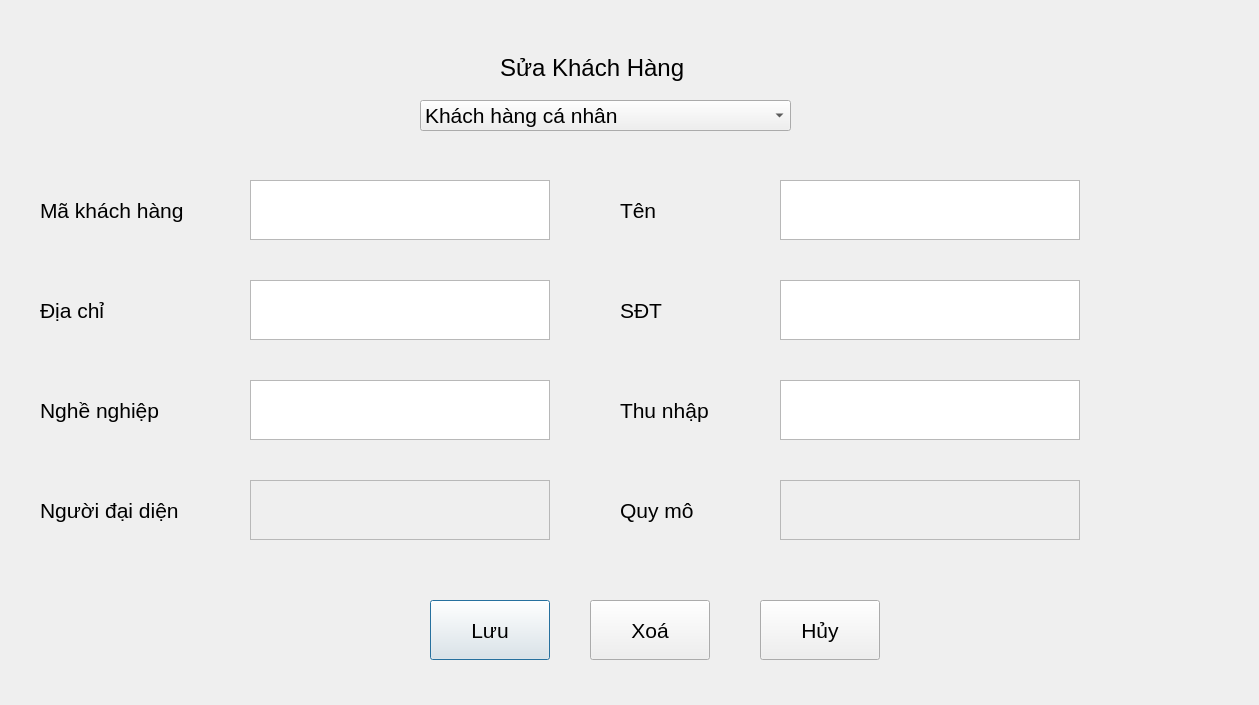
The window that UI/SuaKhachHang.ui (cuongphamduc/QuanLyChiNhanhNganHang) describes before a commit, drawn with Qt 5.
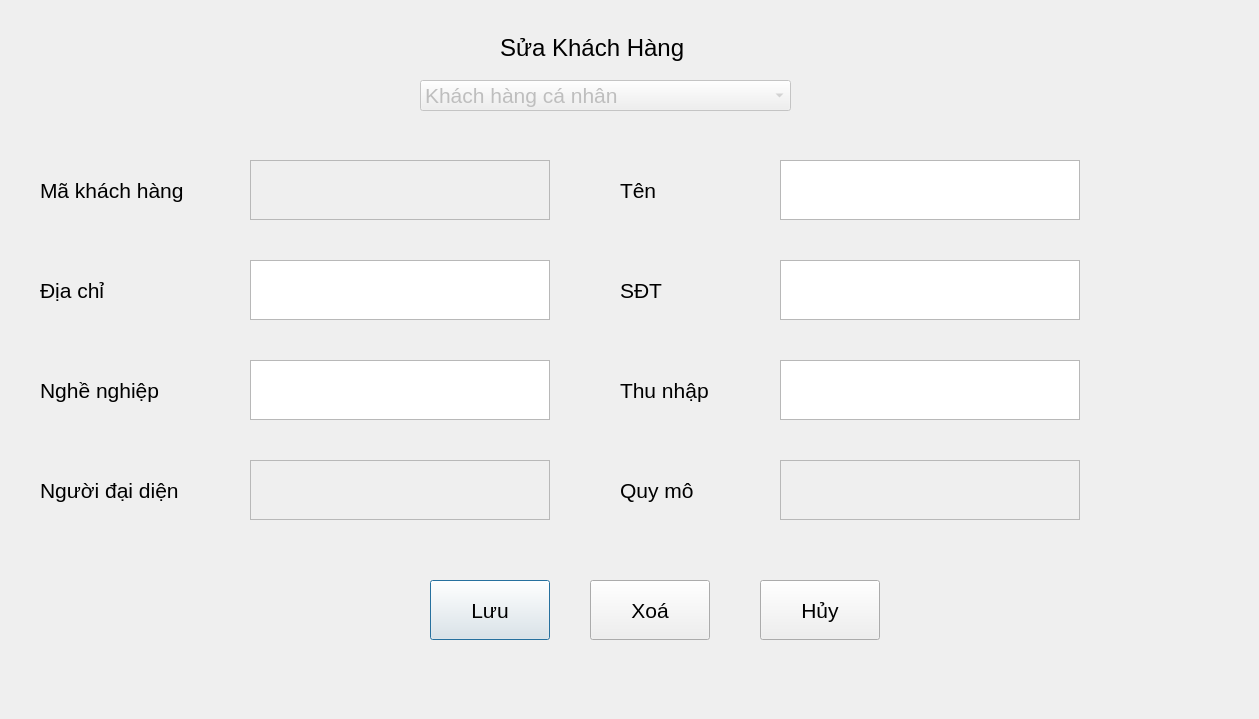
The same window after the commit.

Patch:
```diff
--- a/UI/SuaKhachHang.ui
+++ b/UI/SuaKhachHang.ui
@@ -7,7 +7,7 @@
     <x>0</x>
     <y>0</y>
     <width>1259</width>
-    <height>705</height>
+    <height>719</height>
    </rect>
   </property>
   <property name="font">
@@ -20,20 +20,26 @@
    <string>Dialog</string>
   </property>
   <widget class="QTextEdit" name="textEdit">
+   <property name="enabled">
+    <bool>false</bool>
+   </property>
    <property name="geometry">
     <rect>
      <x>250</x>
-     <y>180</y>
+     <y>160</y>
      <width>300</width>
      <height>60</height>
     </rect>
    </property>
   </widget>
   <widget class="QComboBox" name="comboBox">
+   <property name="enabled">
+    <bool>false</bool>
+   </property>
    <property name="geometry">
     <rect>
      <x>420</x>
-     <y>100</y>
+     <y>80</y>
      <width>371</width>
      <height>31</height>
     </rect>
@@ -53,7 +59,7 @@
    <property name="geometry">
     <rect>
      <x>40</x>
-     <y>290</y>
+     <y>270</y>
      <width>200</width>
      <height>40</height>
     </rect>
@@ -71,7 +77,7 @@
    <property name="geometry">
     <rect>
      <x>250</x>
-     <y>380</y>
+     <y>360</y>
      <width>300</width>
      <height>60</height>
     </rect>
@@ -81,7 +87,7 @@
    <property name="geometry">
     <rect>
      <x>620</x>
-     <y>390</y>
+     <y>370</y>
      <width>271</width>
      <height>40</height>
     </rect>
@@ -99,7 +105,7 @@
    <property name="geometry">
     <rect>
      <x>40</x>
-     <y>390</y>
+     <y>370</y>
      <width>251</width>
      <height>40</height>
     </rect>
@@ -117,7 +123,7 @@
    <property name="geometry">
     <rect>
      <x>250</x>
-     <y>280</y>
+     <y>260</y>
      <width>300</width>
      <height>60</height>
     </rect>
@@ -127,7 +133,7 @@
    <property name="geometry">
     <rect>
      <x>40</x>
-     <y>190</y>
+     <y>170</y>
      <width>200</width>
      <height>40</height>
     </rect>
@@ -145,7 +151,7 @@
    <property name="geometry">
     <rect>
      <x>780</x>
-     <y>180</y>
+     <y>160</y>
      <width>300</width>
      <height>60</height>
     </rect>
@@ -155,7 +161,7 @@
    <property name="geometry">
     <rect>
      <x>780</x>
-     <y>280</y>
+     <y>260</y>
      <width>300</width>
      <height>60</height>
     </rect>
@@ -165,7 +171,7 @@
    <property name="geometry">
     <rect>
      <x>620</x>
-     <y>490</y>
+     <y>470</y>
      <width>261</width>
      <height>40</height>
     </rect>
@@ -183,7 +189,7 @@
    <property name="geometry">
     <rect>
      <x>430</x>
-     <y>600</y>
+     <y>580</y>
      <width>120</width>
      <height>60</height>
     </rect>
@@ -196,7 +202,7 @@
    <property name="geometry">
     <rect>
      <x>40</x>
-     <y>490</y>
+     <y>470</y>
      <width>261</width>
      <height>40</height>
     </rect>
@@ -214,7 +220,7 @@
    <property name="geometry">
     <rect>
      <x>500</x>
-     <y>50</y>
+     <y>30</y>
      <width>246</width>
      <height>36</height>
     </rect>
@@ -232,7 +238,7 @@
    <property name="geometry">
     <rect>
      <x>620</x>
-     <y>190</y>
+     <y>170</y>
      <width>200</width>
      <height>40</height>
     </rect>
@@ -253,7 +259,7 @@
    <property name="geometry">
     <rect>
      <x>250</x>
-     <y>480</y>
+     <y>460</y>
      <width>300</width>
      <height>60</height>
     </rect>
@@ -263,7 +269,7 @@
    <property name="geometry">
     <rect>
      <x>620</x>
-     <y>290</y>
+     <y>270</y>
      <width>200</width>
      <height>40</height>
     </rect>
@@ -281,7 +287,7 @@
    <property name="geometry">
     <rect>
      <x>780</x>
-     <y>380</y>
+     <y>360</y>
      <width>300</width>
      <height>60</height>
     </rect>
@@ -291,7 +297,7 @@
    <property name="geometry">
     <rect>
      <x>760</x>
-     <y>600</y>
+     <y>580</y>
      <width>120</width>
      <height>60</height>
     </rect>
@@ -307,7 +313,7 @@
    <property name="geometry">
     <rect>
      <x>780</x>
-     <y>480</y>
+     <y>460</y>
      <width>300</width>
      <height>60</height>
     </rect>
@@ -317,7 +323,7 @@
    <property name="geometry">
     <rect>
      <x>590</x>
-     <y>600</y>
+     <y>580</y>
      <width>120</width>
      <height>60</height>
     </rect>
```
